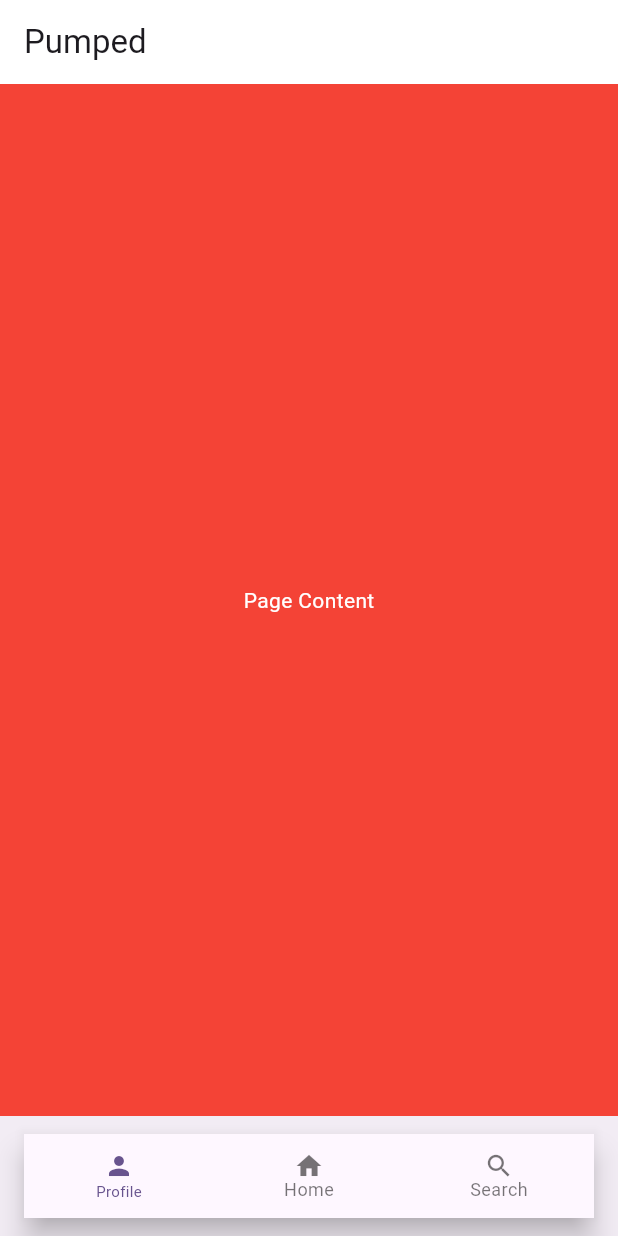
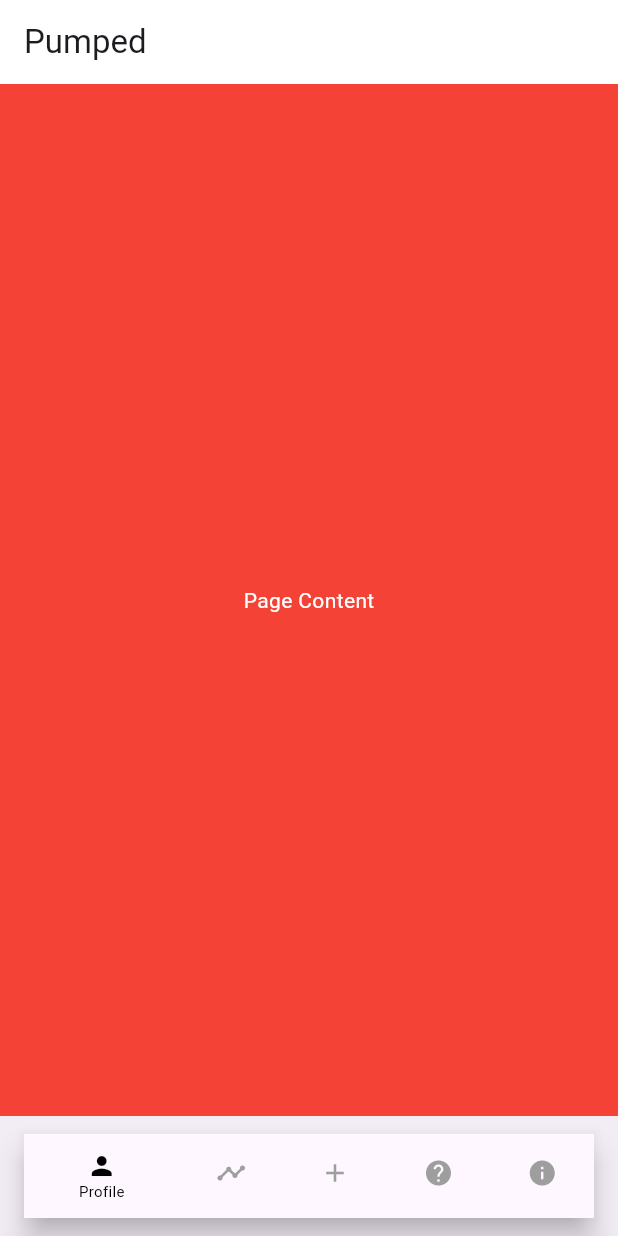
Before and after one commit to jjj7632/SmartGymCompanion, a Flutter app: the screen it shows after launch, on a phone screen of 412 x 824 dp. Run offline on Flutter 3.47's test engine with Material 2 defaults, Android fonts, the light colour scheme and no system bars.

Commit message:
Made navigation bar look like Figma

```diff
--- a/flutter/lib/main.dart
+++ b/flutter/lib/main.dart
@@ -34,8 +34,10 @@ class _MyHomePageState extends State<MyHomePage> {
 
   final List<Widget> _pages = [
     PlaceholderWidget(color: Colors.red),
+    PlaceholderWidget(color: Colors.yellow),
     PlaceholderWidget(color: Colors.green),
-    PlaceholderWidget(color: Colors.blue)
+    PlaceholderWidget(color: Colors.blue),
+    PlaceholderWidget(color: Colors.orange)
   ];
 
   @override
@@ -51,6 +53,8 @@ class _MyHomePageState extends State<MyHomePage> {
         child: BottomNavigationBar(
            iconSize: 20,
            selectedFontSize: 10,
+           unselectedItemColor: Colors.grey,
+           selectedItemColor: Colors.black,
            currentIndex: _currentIndex,
            onTap: (index) {
             setState(() {
@@ -59,8 +63,10 @@ class _MyHomePageState extends State<MyHomePage> {
            },
            items: [
             BottomNavigationBarItem(icon: Icon(Icons.person), label: 'Profile'),
-            BottomNavigationBarItem(icon: Icon(Icons.home), label: 'Home'),
-            BottomNavigationBarItem(icon: Icon(Icons.search), label: 'Search')
+            BottomNavigationBarItem(icon: Icon(Icons.timeline), label: 'Data'),
+            BottomNavigationBarItem(icon: Icon(Icons.add), label: 'Add Workout'),
+            BottomNavigationBarItem(icon: Icon(Icons.help), label: 'Support'),
+            BottomNavigationBarItem(icon: Icon(Icons.info), label: 'Info')
            ],
         ),
       ),
```
Also changed, not shown: 6 other files.
